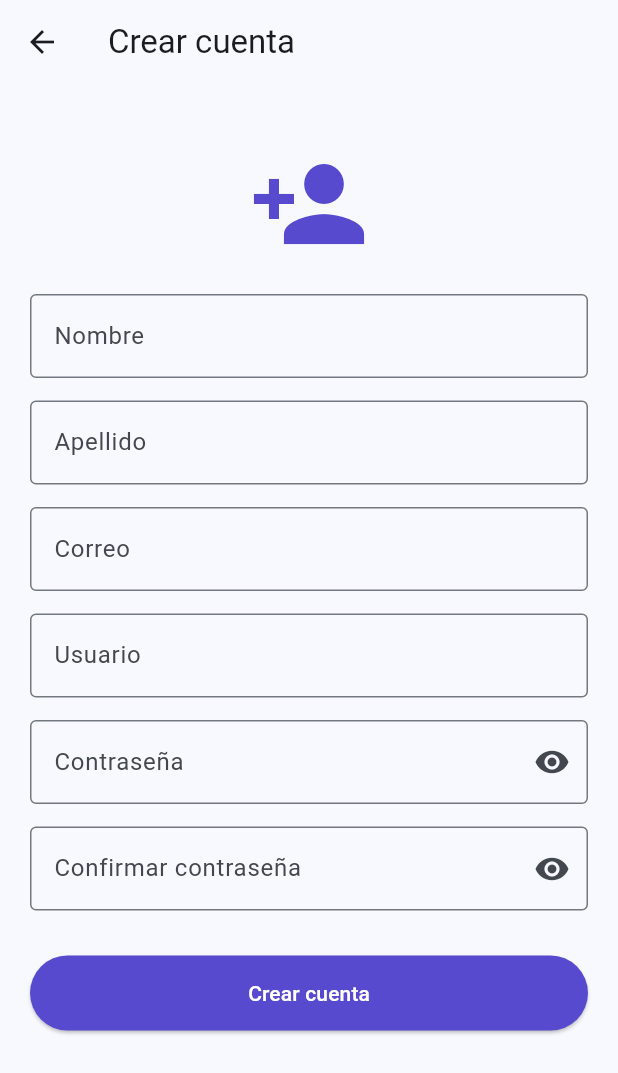
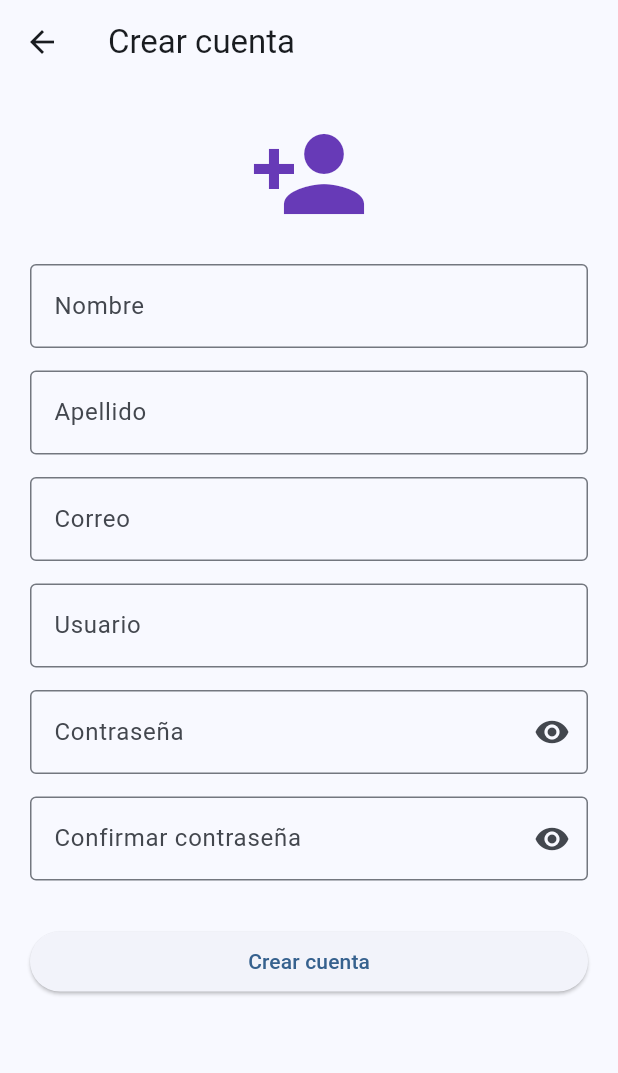
Before and after one commit to KimberlyPeredo/Proyecto2, a Flutter app: the screen it shows after launch, after a tap on "Ingresar", after a tap on "Crear cuenta", on a phone screen of 412 x 824 dp. Shown: the top 1073 px of the screen. Run offline on Flutter 3.47's test engine with Material 3 defaults, Android fonts, the phone set to English and light mode, and no system bars.

Commit message:
modoficado con el login local

```diff
--- a/lib/login_page.dart
+++ b/lib/login_page.dart
@@ -1,4 +1,9 @@
+import 'dart:convert';
 import 'package:flutter/material.dart';
+import 'package:http/http.dart' as http;
+import 'package:flutter/foundation.dart' show kIsWeb;
+import 'dart:io' show Platform;
+
 import 'package:places/places_cupertino.dart';
 import 'register_page.dart';
 
@@ -10,7 +15,6 @@ class LoginPage extends StatefulWidget {
 }
 
 class _LoginPageState extends State<LoginPage> {
-
   final _formKey = GlobalKey<FormState>();
 
   final usuarioController = TextEditingController();
@@ -18,72 +22,108 @@ class _LoginPageState extends State<LoginPage> {
 
   bool ocultarPassword = true;
 
-  void login() {
+  void login() async {
+    print("CLICK LOGIN");
 
-    if (_formKey.currentState!.validate()) {
+    if (!_formKey.currentState!.validate()) return;
+
+    final baseUrl = kIsWeb
+        ? "http://localhost:8000"
+        : (Platform.isWindows
+        ? "http://127.0.0.1:8000"
+        : "http://10.0.2.2:8000");
+
+    final url = Uri.parse('$baseUrl/api/login');
+
+    try {
+      final response = await http.post(
+        url,
+        headers: {
+          "Content-Type": "application/json",
+          "Accept": "application/json",
+        },
+        body: jsonEncode({
+          'usuario': usuarioController.text.trim(),
+          'contrasena': passwordController.text.trim(),
+        }),
+      );
+
+      print("STATUS: ${response.statusCode}");
+      print("BODY: ${response.body}");
+
+      if (response.body.isEmpty) {
+        ScaffoldMessenger.of(context).showSnackBar(
+          const SnackBar(content: Text("Respuesta vacía del servidor")),
+        );
+        return;
+      }
+
+      final data = jsonDecode(response.body);
+
+      if (data["success"] == true ||
+          data["success"].toString() == "true") {
+        print("LOGIN OK → navegando");
+
+        if (!mounted) return;
 
         Navigator.pushReplacement(
           context,
           MaterialPageRoute(
             builder: (context) => PlacesCupertino(
-            username: usuarioController.text,
+              username: data["usuario"],
             ),
           ),
         );
+      } else {
+        ScaffoldMessenger.of(context).showSnackBar(
+          SnackBar(
+            content: Text(data["message"] ?? "Error en login"),
+          ),
+        );
+      }
+    } catch (e) {
+      print("ERROR LOGIN: $e");
 
+      ScaffoldMessenger.of(context).showSnackBar(
+        SnackBar(content: Text("Error de conexión: $e")),
+      );
+    }
   }
 
+  @override
+  void dispose() {
+    usuarioController.dispose();
+    passwordController.dispose();
+    super.dispose();
   }
 
   @override
   Widget build(BuildContext context) {
-
     return Scaffold(
-
       body: Container(
-
         width: double.infinity,
         height: double.infinity,
-
         decoration: const BoxDecoration(
           gradient: LinearGradient(
-            colors: [
-              Color(0xFF6A11CB),
-              Color(0xFF2575FC),
-            ],
+            colors: [Color(0xFF6A11CB), Color(0xFF2575FC)],
           ),
         ),
-
         child: Center(
-
           child: SingleChildScrollView(
-
             child: Container(
-
               margin: const EdgeInsets.all(20),
               padding: const EdgeInsets.all(25),
-
               decoration: BoxDecoration(
                 color: Colors.white,
                 borderRadius: BorderRadius.circular(25),
               ),
-
               child: Form(
-
                 key: _formKey,
-
                 child: Column(
                   mainAxisSize: MainAxisSize.min,
-
                   children: [
-
-                    const Icon(
-                      Icons.location_on,
-                      size: 80,
-                    ),
-
+                    const Icon(Icons.location_on, size: 80),
                     const SizedBox(height: 10),
-
                     const Text(
                       "Places App",
                       style: TextStyle(
@@ -91,164 +131,95 @@ class _LoginPageState extends State<LoginPage> {
                         fontWeight: FontWeight.bold,
                       ),
                     ),
-
                     const SizedBox(height: 20),
 
-                    // USUARIO
                     TextFormField(
-
                       controller: usuarioController,
-
-                      validator: (value) {
-
-                        if(value == null || value.isEmpty){
-                          return "Ingrese usuario";
-                        }
-
-                        if(value.contains(" ")){
-                          return "Sin espacios";
-                        }
-
-                        return null;
-                      },
-
+                      validator: (value) =>
+                      value!.isEmpty ? "Ingrese usuario" : null,
                       decoration: InputDecoration(
-
                         labelText: "Usuario",
-
                         prefixIcon: const Icon(Icons.person),
-
                         border: OutlineInputBorder(
                           borderRadius: BorderRadius.circular(12),
-                        ),
-
-                      ),
-                    ),
-
-                    const SizedBox(height: 15),
-
-                    // PASSWORD
-                    TextFormField(
-
-                      controller: passwordController,
-
-                      obscureText: ocultarPassword,
-
-                      validator: (value) {
-
-                        if(value == null || value.isEmpty){
-                          return "Ingrese contraseña";
-                        }
-
-                        if(value.length < 6){
-                          return "Mínimo 6 caracteres";
-                        }
-
-                        return null;
-                      },
-
-                      decoration: InputDecoration(
-
-                        labelText: "Contraseña",
-
-                        prefixIcon: const Icon(Icons.lock),
-
-                        border: OutlineInputBorder(
-                          borderRadius: BorderRadius.circular(12),
-                        ),
-
-                        suffixIcon: IconButton(
-
-                          icon: Icon(
-                            ocultarPassword
-                                ? Icons.visibility
-                                : Icons.visibility_off,
-                          ),
-
-                          onPressed: () {
-
-                            setState(() {
-                              ocultarPassword = !ocultarPassword;
-                            });
-
-                          },
-                        ),
-                      ),
-                    ),
-
-                    // OLVIDE PASSWORD
-                    Align(
-                      alignment: Alignment.centerRight,
-                      child: TextButton(
-
-                        onPressed: () {
-
-                          ScaffoldMessenger.of(context).showSnackBar(
-                            SnackBar(
-                              content: Text(
-                                "Próximamente disponible",
-                              ),
-                            ),
-                          );
-
-                        },
-
-                        child: const Text(
-                          "¿Olvidaste tu contraseña?",
-                        ),
-                      ),
-                    ),
-
-                    const SizedBox(height: 10),
-
-                    // BOTON LOGIN
-                    SizedBox(
-
-                      width: double.infinity,
-
-                      child: FilledButton(
-
-                        onPressed: login,
-
-                        child: const Text(
-                          "Ingresar",
                         ),
                       ),
                     ),
 
                     const SizedBox(height: 15),
 
-                    // CREAR CUENTA
+                    TextFormField(
+                      controller: passwordController,
+                      obscureText: ocultarPassword,
+                      validator: (value) =>
+                      value!.isEmpty ? "Ingrese contraseña" : null,
+                      decoration: InputDecoration(
+                        labelText: "Contraseña",
+                        prefixIcon: const Icon(Icons.lock),
+                        border: OutlineInputBorder(
+                          borderRadius: BorderRadius.circular(12),
+                        ),
+                        suffixIcon: IconButton(
+                          icon: Icon(
+                            ocultarPassword
+                                ? Icons.visibility
+                                : Icons.visibility_off,
+                          ),
+                          onPressed: () {
+                            setState(() {
+                              ocultarPassword = !ocultarPassword;
+                            });
+                          },
+                        ),
+                      ),
+                    ),
+
+                    const SizedBox(height: 5),
+
+                    // 🔥 AQUÍ ESTÁ LO QUE PEDISTE
+                    Align(
+                      alignment: Alignment.centerRight,
+                      child: TextButton(
+                        onPressed: () {
+                          ScaffoldMessenger.of(context).showSnackBar(
+                            const SnackBar(
+                              content: Text("Próximamente"),
+                            ),
+                          );
+                        },
+                        child: const Text("¿Olvidaste tu contraseña?"),
+                      ),
+                    ),
+
+                    const SizedBox(height: 10),
+
+                    SizedBox(
+                      width: double.infinity,
+                      child: FilledButton(
+                        onPressed: login,
+                        child: const Text("Ingresar"),
+                      ),
+                    ),
+
+                    const SizedBox(height: 15),
+
                     Row(
                       mainAxisAlignment: MainAxisAlignment.center,
-
                       children: [
-
-                        const Text(
-                          "¿No tienes cuenta?",
-                        ),
-
+                        const Text("¿No tienes cuenta?"),
                         TextButton(
-
                           onPressed: () {
-
                             Navigator.push(
                               context,
                               MaterialPageRoute(
                                 builder: (context) => RegisterPage(),
                               ),
                             );
-
                           },
-
-                          child: const Text(
-                            "Crear cuenta",
+                          child: const Text("Crear cuenta"),
                         ),
+                      ],
                     ),
-
-                      ],
-                    )
-
                   ],
                 ),
               ),
--- a/lib/register_page.dart
+++ b/lib/register_page.dart
@@ -1,15 +1,17 @@
 import 'package:flutter/material.dart';
-import 'package:http/http.dart' as http; // IMPORTANTE: Agregado para conexión
-import 'dart:convert'; // IMPORTANTE: Agregado para convertir a formato JSON
+import 'package:http/http.dart' as http;
+import 'dart:convert';
+import 'package:flutter/foundation.dart' show kIsWeb;
 
 class RegisterPage extends StatefulWidget {
+  const RegisterPage({super.key});
+
   @override
   State<RegisterPage> createState() => _RegisterPageState();
 }
 
 class _RegisterPageState extends State<RegisterPage> {
   final _formKey = GlobalKey<FormState>();
-
   final nombreController = TextEditingController();
   final apellidoController = TextEditingController();
   final correoController = TextEditingController();
@@ -20,50 +22,83 @@ class _RegisterPageState extends State<RegisterPage> {
   bool ocultar1 = true;
   bool ocultar2 = true;
 
-  // FUNCIÓN QUE CONECTA CON TU SERVIDOR
   Future<void> registrarUsuario() async {
-    final url = Uri.parse('http://api.kptechsoport.com/api/register');
+    if (!_formKey.currentState!.validate()) return;
+
+    if (passwordController.text != confirmarController.text) {
+      ScaffoldMessenger.of(context).showSnackBar(
+        const SnackBar(content: Text("Las contraseñas no coinciden")),
+      );
+      return;
+    }
+
+    final baseUrl = "http://127.0.0.1:8000";
+
+    final url = Uri.parse('$baseUrl/api/register');
 
     try {
       final response = await http.post(
         url,
-        headers: {'Content-Type': 'application/json'},
-        body: json.encode({
-          'name': nombreController.text,
-          'apellido': apellidoController.text,
-          'email': correoController.text,
-          'username': usuarioController.text,
-          'password': passwordController.text,
+        headers: {
+          'Content-Type': 'application/json',
+          'Accept': 'application/json',
+        },
+        body: jsonEncode({
+          'nombre': nombreController.text.trim(),
+          'apellido': apellidoController.text.trim(),
+          'correo': correoController.text.trim(),
+          'usuario': usuarioController.text.trim(),
+          'contrasena': passwordController.text.trim(),
         }),
       );
 
+      print("STATUS: ${response.statusCode}");
+      print("BODY: ${response.body}");
+
+      if (response.body.isEmpty) {
+        ScaffoldMessenger.of(context).showSnackBar(
+          const SnackBar(content: Text("Respuesta vacía del servidor")),
+        );
+        return;
+      }
+
+      final data = jsonDecode(response.body);
+
       if (response.statusCode == 200 || response.statusCode == 201) {
-        if (mounted) {
-          ScaffoldMessenger.of(context).showSnackBar(
-            SnackBar(content: Text("Cuenta creada correctamente en el servidor")),
-          );
-          Navigator.pop(context);
-        }
+        ScaffoldMessenger.of(context).showSnackBar(
+          SnackBar(
+            content: Text(data["message"] ?? "Usuario creado correctamente"),
+          ),
+        );
+        Navigator.pop(context);
       } else {
-        print("Error del servidor: ${response.body}");
         ScaffoldMessenger.of(context).showSnackBar(
-          SnackBar(content: Text("Error: ${response.statusCode}")),
+          SnackBar(
+            content: Text(data["message"] ?? "Error al registrar usuario"),
+          ),
         );
       }
     } catch (e) {
-      print("Error de conexión: $e");
+      print("ERROR REAL: $e");
       ScaffoldMessenger.of(context).showSnackBar(
-        SnackBar(content: Text("No se pudo conectar al servidor")),
+        const SnackBar(content: Text("No se pudo conectar al servidor")),
       );
     }
   }
-
+  @override
+  void dispose() {
+    nombreController.dispose();
+    apellidoController.dispose();
+    correoController.dispose();
+    usuarioController.dispose();
+    passwordController.dispose();
+    confirmarController.dispose();
+    super.dispose();
+  }
   @override
   Widget build(BuildContext context) {
     return Scaffold(
-      appBar: AppBar(
-        title: Text("Crear cuenta"),
-      ),
+      appBar: AppBar(title: const Text("Crear cuenta")),
       body: SingleChildScrollView(
         child: Padding(
           padding: const EdgeInsets.all(20),
@@ -71,62 +106,97 @@ class _RegisterPageState extends State<RegisterPage> {
             key: _formKey,
             child: Column(
               children: [
-                SizedBox(height: 20),
-                Icon(Icons.person_add, size: 80, color: Color(0xFF574ACF)),
-                SizedBox(height: 20),
-                TextFormField(controller: nombreController, decoration: InputDecoration(labelText: "Nombre", border: OutlineInputBorder())),
-                SizedBox(height: 15),
-                TextFormField(controller: apellidoController, decoration: InputDecoration(labelText: "Apellido", border: OutlineInputBorder())),
-                SizedBox(height: 15),
-                TextFormField(controller: correoController, decoration: InputDecoration(labelText: "Correo", border: OutlineInputBorder())),
-                SizedBox(height: 15),
-                TextFormField(controller: usuarioController, decoration: InputDecoration(labelText: "Usuario", border: OutlineInputBorder())),
-                SizedBox(height: 15),
+                const Icon(Icons.person_add,
+                    size: 80, color: Colors.deepPurple),
+
+                const SizedBox(height: 20),
+                TextFormField(
+                  controller: nombreController,
+                  validator: (value) =>
+                  value!.isEmpty ? "Ingrese nombre" : null,
+                  decoration: const InputDecoration(
+                    labelText: "Nombre",
+                    border: OutlineInputBorder(),
+                  ),
+                ),
+
+                const SizedBox(height: 15),
+                TextFormField(
+                  controller: apellidoController,
+                  validator: (value) =>
+                  value!.isEmpty ? "Ingrese apellido" : null,
+                  decoration: const InputDecoration(
+                    labelText: "Apellido",
+                    border: OutlineInputBorder(),
+                  ),
+                ),
+
+                const SizedBox(height: 15),
+                TextFormField(
+                  controller: correoController,
+                  validator: (value) =>
+                  value!.isEmpty ? "Ingrese correo" : null,
+                  decoration: const InputDecoration(
+                    labelText: "Correo",
+                    border: OutlineInputBorder(),
+                  ),
+                ),
+
+                const SizedBox(height: 15),
+                TextFormField(
+                  controller: usuarioController,
+                  validator: (value) =>
+                  value!.isEmpty ? "Ingrese usuario" : null,
+                  decoration: const InputDecoration(
+                    labelText: "Usuario",
+                    border: OutlineInputBorder(),
+                  ),
+                ),
+
+                const SizedBox(height: 15),
                 TextFormField(
                   controller: passwordController,
                   obscureText: ocultar1,
+                  validator: (value) =>
+                  value!.isEmpty ? "Ingrese contraseña" : null,
                   decoration: InputDecoration(
                     labelText: "Contraseña",
-                    border: OutlineInputBorder(),
+                    border: const OutlineInputBorder(),
                     suffixIcon: IconButton(
-                      icon: Icon(ocultar1 ? Icons.visibility : Icons.visibility_off),
-                      onPressed: () => setState(() => ocultar1 = !ocultar1),
+                      icon: Icon(
+                        ocultar1 ? Icons.visibility : Icons.visibility_off,
+                      ),
+                      onPressed: () =>
+                          setState(() => ocultar1 = !ocultar1),
                     ),
                   ),
                 ),
-                SizedBox(height: 15),
+
+                const SizedBox(height: 15),
                 TextFormField(
                   controller: confirmarController,
                   obscureText: ocultar2,
+                  validator: (value) =>
+                  value!.isEmpty ? "Confirme contraseña" : null,
                   decoration: InputDecoration(
                     labelText: "Confirmar contraseña",
-                    border: OutlineInputBorder(),
+                    border: const OutlineInputBorder(),
                     suffixIcon: IconButton(
-                      icon: Icon(ocultar2 ? Icons.visibility : Icons.visibility_off),
-                      onPressed: () => setState(() => ocultar2 = !ocultar2),
+                      icon: Icon(
+                        ocultar2 ? Icons.visibility : Icons.visibility_off,
+                      ),
+                      onPressed: () =>
+                          setState(() => ocultar2 = !ocultar2),
                     ),
                   ),
                 ),
-                SizedBox(height: 30),
+
+                const SizedBox(height: 30),
                 SizedBox(
                   width: double.infinity,
                   child: ElevatedButton(
-                    style: ElevatedButton.styleFrom(
-                      backgroundColor: Color(0xFF574ACF),
-                      foregroundColor: Colors.white,
-                      padding: EdgeInsets.symmetric(vertical: 15),
-                    ),
-                    onPressed: () {
-                      // Validación antes de enviar
-                      if (passwordController.text == confirmarController.text) {
-                        registrarUsuario(); // LLAMADA A LA FUNCIÓN DE CONEXIÓN
-                      } else {
-                        ScaffoldMessenger.of(context).showSnackBar(
-                          SnackBar(content: Text("Las contraseñas no coinciden")),
-                        );
-                      }
-                    },
-                    child: Text("Crear cuenta"),
+                    onPressed: registrarUsuario,
+                    child: const Text("Crear cuenta"),
                   ),
                 )
               ],
--- a/pubspec.yaml
+++ b/pubspec.yaml
@@ -9,7 +9,7 @@ environment:
 dependencies:
   flutter:
     sdk: flutter
-  http: ^1.2.0
+  http: ^0.13.6
 
 dev_dependencies:
   flutter_test:
```
Also changed, not shown: pubspec.lock, 1 other file. Lines whose indentation alone changed are shown as unchanged.
